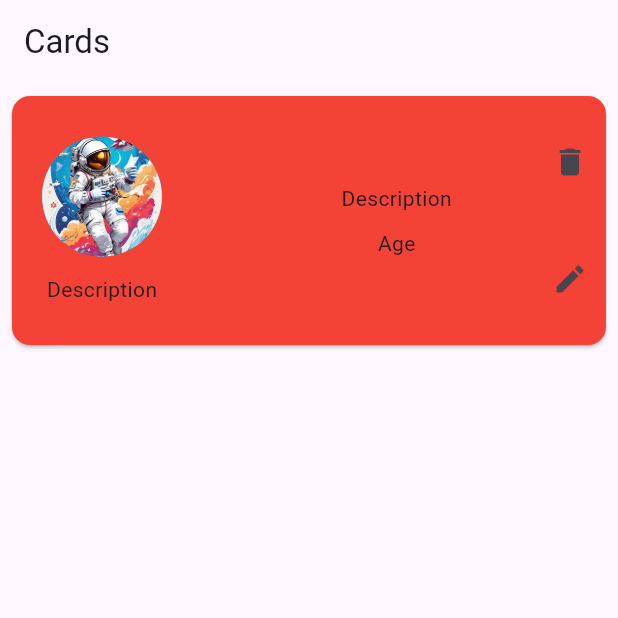
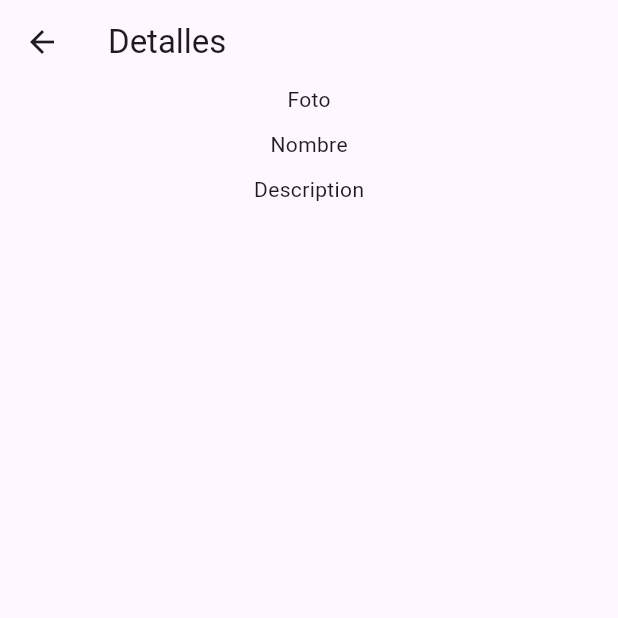
Before and after one commit to sergiohortua/crud-flutter, a Flutter app: the screen it shows after launch, after a tap on the "edit" icon, on a phone screen of 412 x 824 dp, the top half of it. Run offline on Flutter 3.47's test engine with Material 3 defaults, Android fonts, the phone set to English and light mode, and no system bars.

Commit message:
Add listview  and change page details

```diff
--- a/lib/main.dart
+++ b/lib/main.dart
@@ -1,4 +1,6 @@
+import 'package:crud/screens/details.dart';
 import 'package:crud/widgets/card_custom.dart';
+import 'package:crud/widgets/list_card_custom.dart';
 import 'package:flutter/material.dart';
 
 void main() {
@@ -12,13 +14,8 @@ class MyApp extends StatelessWidget {
   @override
   Widget build(BuildContext context) {
     return MaterialApp(
-      title: 'Flutter Demo',
-      debugShowCheckedModeBanner: false,
-      home: Scaffold(
-          appBar: AppBar(
-            title: const Text('Cards'),
-          ),
-          body: const CardCustom()),
-    );
+        title: 'Flutter Demo',
+        debugShowCheckedModeBanner: false,
+        home: ListCardCustom());
   }
 }
--- /dev/null
+++ b/lib/screens/details.dart
@@ -0,0 +1,32 @@
+import 'package:flutter/material.dart';
+
+class Details extends StatelessWidget {
+  const Details({super.key});
+
+  @override
+  Widget build(BuildContext context) {
+    return Scaffold(
+      appBar: AppBar(
+        title: Text('Detalles'),
+      ),
+      body: Center(
+        child: Container(
+          child: Column(
+            children: [
+              Container(
+                child: Text('Foto'),
+              ),
+              SizedBox(
+                height: 10.0,
+              ),
+              Text('Nombre'),
+              SizedBox(height: 10.0),
+              Text('Description'),
+              SizedBox(height: 10.0),
+            ],
+          ),
+        ),
+      ),
+    );
+  }
+}
--- a/lib/widgets/card_custom.dart
+++ b/lib/widgets/card_custom.dart
@@ -1,3 +1,4 @@
+import 'package:crud/screens/details.dart';
 import 'package:flutter/material.dart';
 
 class CardCustom extends StatefulWidget {
@@ -66,6 +67,12 @@ class _CardCustomState extends State<CardCustom> {
                   onPressed: () {
                     setState(() {
                       print('edit');
+                      Navigator.push(
+                        context,
+                        MaterialPageRoute(
+                          builder: (contex) => Details(),
+                        ),
+                      );
                     });
                   },
                   icon: const Icon(Icons.edit),
--- /dev/null
+++ b/lib/widgets/list_card_custom.dart
@@ -0,0 +1,25 @@
+import 'package:crud/widgets/card_custom.dart';
+import 'package:flutter/material.dart';
+
+class ListCardCustom extends StatelessWidget {
+  const ListCardCustom({super.key});
+
+  @override
+  Widget build(BuildContext context) {
+    return Scaffold(
+      appBar: AppBar(
+        title: Text('List Cards'),
+      ),
+      body: ListView(
+        children: [
+          CardCustom(),
+          CardCustom(),
+          CardCustom(),
+          CardCustom(),
+          CardCustom(),
+          CardCustom(),
+        ],
+      ),
+    );
+  }
+}
```
